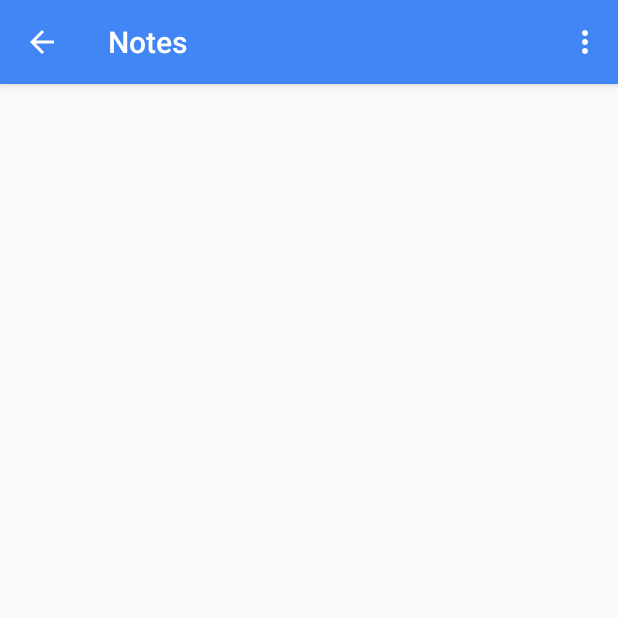
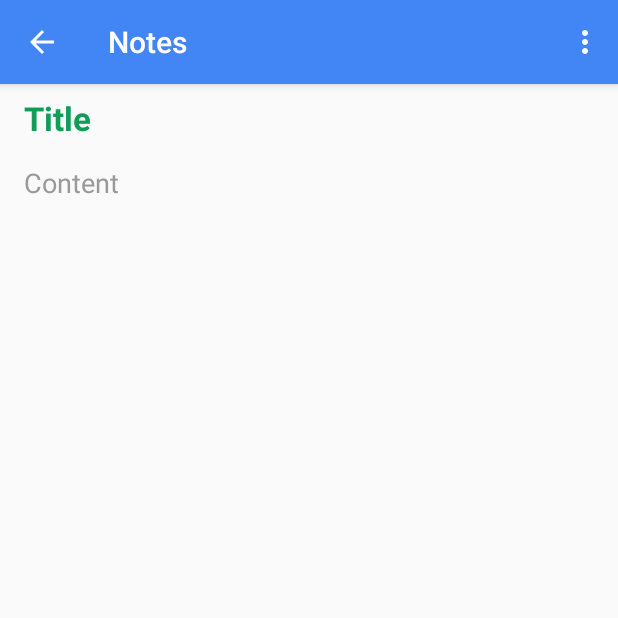
Before and after one commit to deepak013/Notes, an Android app: the AddNotes screen opened directly, with no data from a screen before it, on a phone screen of 412 x 824 dp, the top half of it. Run offline under Robolectric (Android 15) with nearby library versions, the phone set to English and light mode, and no system bars.

Commit message:
some changes

```diff
--- a/app/src/main/res/layout/activity_add_notes.xml
+++ b/app/src/main/res/layout/activity_add_notes.xml
@@ -6,4 +6,38 @@
     android:layout_height="match_parent"
     tools:context="dg.gautam.deepak.notes.AddNotes">
 
+    <EditText
+        android:id="@+id/titleAddNotes"
+        android:layout_width="match_parent"
+        android:layout_height="wrap_content"
+        android:textSize="22sp"
+        android:textStyle="bold"
+        android:inputType="textCapSentences"
+        android:hint="Title"
+        android:textColor="@color/app_green"
+        android:textColorHint="@color/app_green"
+        android:background="@android:color/transparent"
+        android:layout_marginEnd="16dp"
+        android:layout_marginStart="16dp"
+        android:layout_marginTop="8dp"
+        app:layout_constraintEnd_toEndOf="parent"
+        app:layout_constraintStart_toStartOf="parent"
+        app:layout_constraintTop_toTopOf="parent" />
+
+    <EditText
+        android:id="@+id/contentAddNotes"
+        android:layout_width="match_parent"
+        android:layout_height="wrap_content"
+        android:textSize="18sp"
+        android:inputType="textCapSentences"
+        android:hint="Content"
+        android:textColorHint="@color/gray"
+        android:background="@android:color/transparent"
+        android:layout_marginEnd="16dp"
+        android:layout_marginStart="16dp"
+        android:layout_marginTop="16dp"
+        app:layout_constraintEnd_toEndOf="parent"
+        app:layout_constraintStart_toStartOf="parent"
+        app:layout_constraintTop_toBottomOf="@+id/titleAddNotes" />
+
 </android.support.constraint.ConstraintLayout>
```
Also changed, not shown: app/src/main/java/dg/gautam/deepak/notes/notes/Note.java (added, +71 -0 lines).
